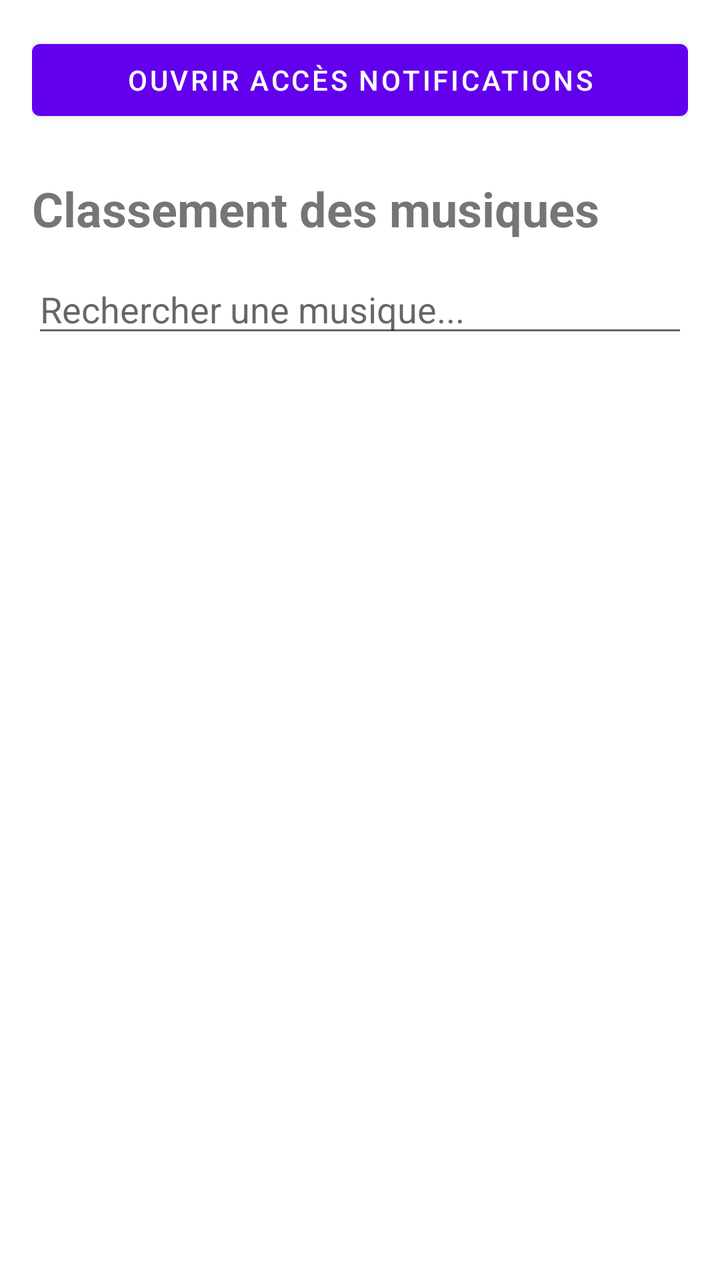
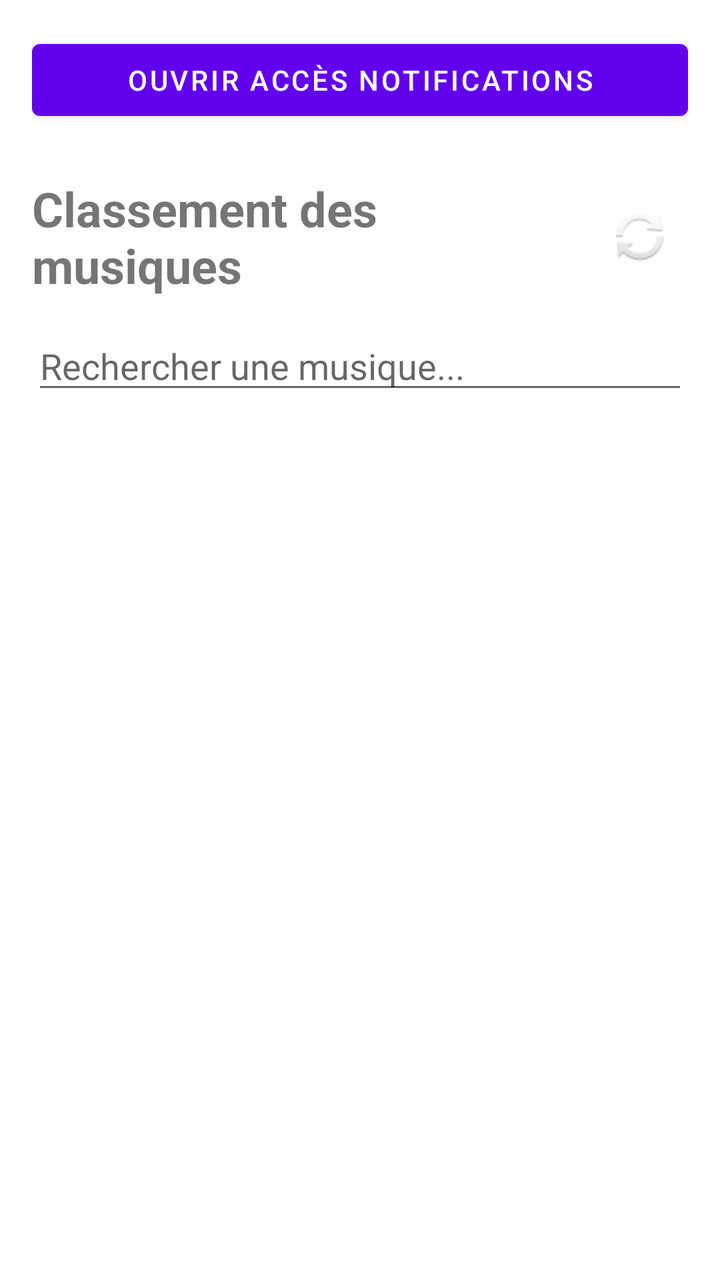

Screens rendered from an Android XML layout before and after an edit, with the pre-edit source and the edit as a unified diff.
<!-- AndroidManifest.xml: application theme Theme.SongRating -->
<!-- res/layout/main_activity.xml -->
<?xml version="1.0" encoding="utf-8"?>
<LinearLayout xmlns:android="http://schemas.android.com/apk/res/android"
    android:layout_width="match_parent"
    android:layout_height="match_parent"
    android:orientation="vertical"
    android:padding="16dp">

    <Button
        android:id="@+id/notificationSettingsButton"
        android:layout_width="match_parent"
        android:layout_height="wrap_content"
        android:text="Ouvrir accès notifications" />

    <TextView
        android:layout_width="match_parent"
        android:layout_height="wrap_content"
        android:layout_marginTop="24dp"
        android:text="Classement des musiques"
        android:textSize="24sp"
        android:textStyle="bold" />

    <EditText
        android:id="@+id/searchEditText"
        android:layout_width="match_parent"
        android:layout_height="wrap_content"
        android:layout_marginTop="12dp"
        android:hint="Rechercher une musique..."
        android:inputType="text"
        android:singleLine="true" />

    <androidx.recyclerview.widget.RecyclerView
        android:id="@+id/ranksRecyclerView"
        android:layout_width="match_parent"
        android:layout_height="0dp"
        android:layout_marginTop="8dp"
        android:layout_weight="1" />

</LinearLayout>
<!-- resources referenced by this layout -->
<resources>
  <style name="Theme.SongRating" parent="Theme.MaterialComponents.DayNight.DarkActionBar">
          
          <item name="colorPrimary">@color/purple_500</item>
          <item name="colorPrimaryVariant">@color/purple_700</item>
          <item name="colorOnPrimary">@color/white</item>
          
          <item name="colorSecondary">@color/teal_200</item>
          <item name="colorSecondaryVariant">@color/teal_700</item>
          <item name="colorOnSecondary">@color/black</item>
          
          <item name="android:statusBarColor">?attr/colorPrimaryVariant</item>
          
      </style>
  <color name="purple_500">#FF6200EE</color>
  <color name="purple_700">#FF3700B3</color>
  <color name="white">#FFFFFFFF</color>
  <color name="teal_200">#FF03DAC5</color>
  <color name="teal_700">#FF018786</color>
  <color name="black">#FF000000</color>
</resources>

<!-- the commit's change to res/layout/main_activity.xml (unified diff, before → after) -->
@@ -11,13 +11,30 @@
         android:layout_height="wrap_content"
         android:text="Ouvrir accès notifications" />
 
-    <TextView
+    <LinearLayout
         android:layout_width="match_parent"
         android:layout_height="wrap_content"
         android:layout_marginTop="24dp"
-        android:text="Classement des musiques"
-        android:textSize="24sp"
-        android:textStyle="bold" />
+        android:gravity="center_vertical"
+        android:orientation="horizontal">
+
+        <TextView
+            android:layout_width="0dp"
+            android:layout_height="wrap_content"
+            android:layout_weight="1"
+            android:text="Classement des musiques"
+            android:textSize="24sp"
+            android:textStyle="bold" />
+
+        <ImageButton
+            android:id="@+id/refreshRanksButton"
+            android:layout_width="48dp"
+            android:layout_height="48dp"
+            android:background="?attr/selectableItemBackgroundBorderless"
+            android:contentDescription="Actualiser le classement"
+            android:src="@android:drawable/ic_popup_sync" />
+
+    </LinearLayout>
 
     <EditText
         android:id="@+id/searchEditText"
